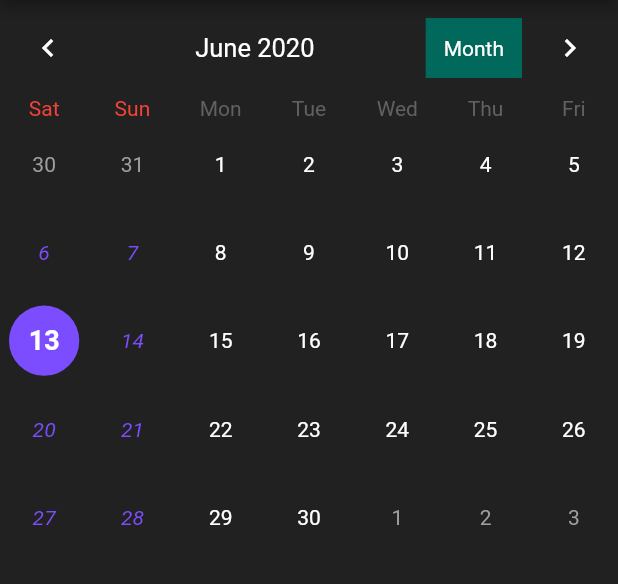
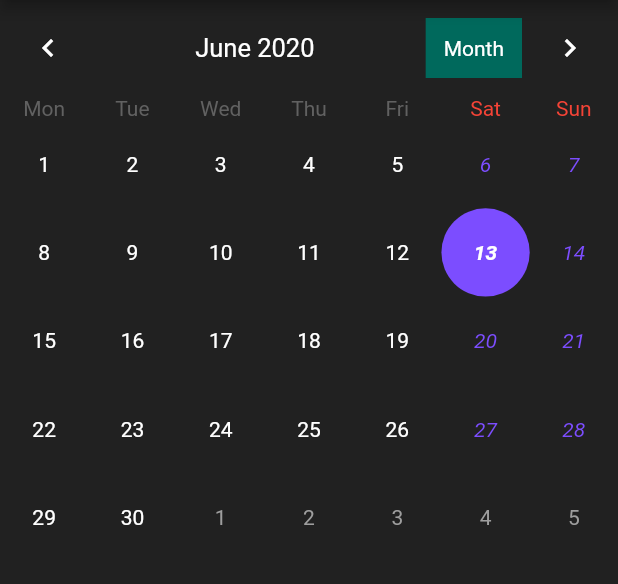
Before and after one commit to anniechakraborty/my-calendar, a Flutter app: the screen it shows after launch, on a phone screen of 412 x 824 dp, the part 84-668 px from its top. Run offline on Flutter 3.47's test engine with Material 2 defaults, Android fonts, the light colour scheme and no system bars; drawn by our look-alikes of table_calendar; our stand-ins replace shared_preferences.

Commit message:
Completed the basic customisation of the app and imported shared preferences package to dynamically store and display events.

```diff
--- a/lib/main.dart
+++ b/lib/main.dart
@@ -1,6 +1,7 @@
 import 'package:flutter/material.dart';
 import 'package:flutter/painting.dart';
 import 'package:table_calendar/table_calendar.dart';
+import 'package:shared_preferences/shared_preferences.dart';
 
 void main() => runApp(MyApp());
 
@@ -71,7 +72,44 @@ class _HomePageState extends State<HomePage> {
                 formatButtonPadding: EdgeInsets.all(12.0),
                 formatButtonShowsNext: false,
               ),
-              startingDayOfWeek: StartingDayOfWeek.saturday,
+              startingDayOfWeek: StartingDayOfWeek.monday,
+//              Deciding actions to occur when a date os selected
+              onDaySelected: (date, events){
+                print(date.toIso8601String());
+              },
+//              We can provide more customisations using builders
+              builders: CalendarBuilders(
+                selectedDayBuilder: (context, date, event) => Container(
+                  alignment: Alignment.center,
+                  decoration: BoxDecoration(
+//                    color: Theme.of(context).primaryColor,
+                    color: Colors.deepPurpleAccent,
+                    shape: BoxShape.circle,
+                  ),
+                  child: Text(
+                    date.day.toString(),
+                    style: TextStyle(
+                      color : Colors.white,
+                      fontStyle: FontStyle.italic,
+                      fontWeight: FontWeight.bold,
+                    ),
+                  ),
+                ),
+                todayDayBuilder: (context, date, event) => Container(
+                  alignment: Alignment.center,
+                  child: Text(
+                    date.day.toString(),
+                    style: TextStyle(
+                      color: Colors.white,
+                      fontWeight: FontWeight.bold,
+                    ),
+                  ),
+                  decoration: BoxDecoration(
+                    color: Colors.teal.shade800,
+                    shape: BoxShape.circle,
+                  ),
+                )
+              ),
             )
           ],
         ),
--- a/pubspec.yaml
+++ b/pubspec.yaml
@@ -10,6 +10,7 @@ dependencies:
     sdk: flutter
   cupertino_icons: ^0.1.2
   table_calendar: ^2.2.3
+  shared_preferences: ^0.5.7+3
 
 dev_dependencies:
   flutter_test:
```
Also changed, not shown: pubspec.lock.
